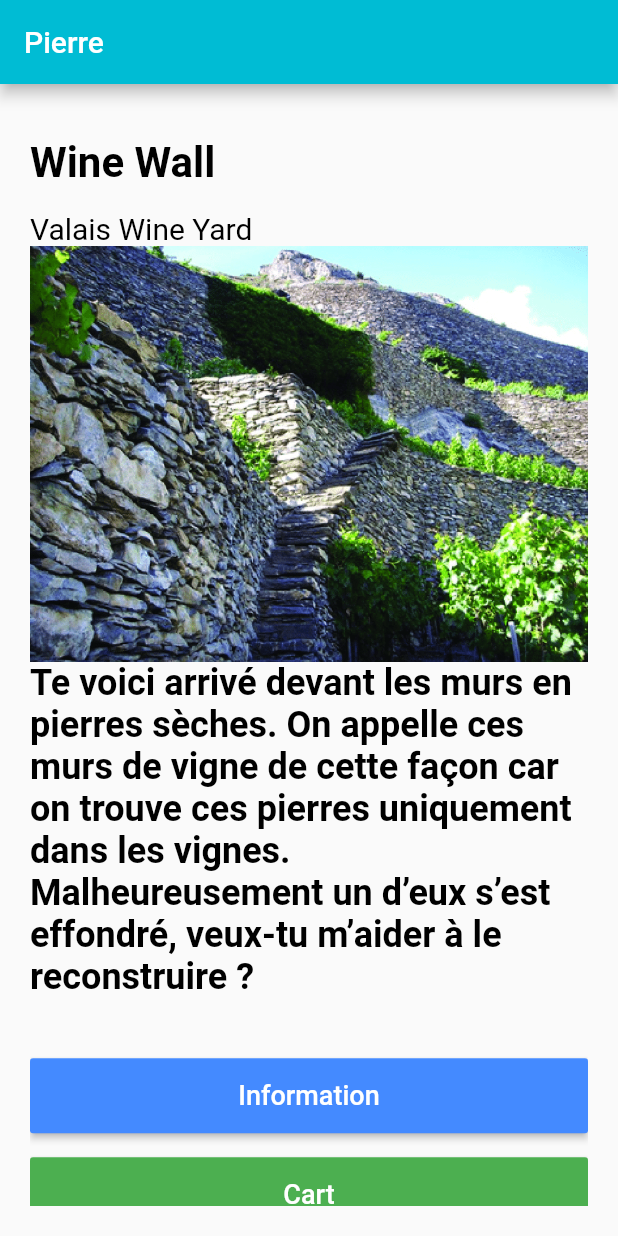
After one commit to ashan29/ProjectAgricathon, a Flutter app: the Wall screen opened by its route, on a phone screen of 412 x 824 dp. The commit adds this screen. Run offline on Flutter 3.47's test engine with Material 2 defaults, Android fonts, the phone set to English and light mode, and no system bars; our stand-ins replace cloud_firestore, video_player; missing offline and left inert: barcode_scan; accounts and stored records are empty; network calls fail.

```diff
--- a/lib/main.dart
+++ b/lib/main.dart
@@ -9,6 +9,10 @@ import './geritImages.dart';
 import './test.dart';
 
 import './player.dart';
+import './wall.dart';
+import './myapp.dart';
+
+
 
 
 void main() {
@@ -26,6 +30,8 @@ void main() {
       '/geritImages': (BuildContext context) => new Test(),
 
       '/player': (BuildContext context) => new PlayerC(),
+      '/wall': (BuildContext context) => new Wall(),
+      '/myapp': (BuildContext context) => new Intro(),
 
     },
   ));
@@ -42,7 +48,6 @@ class GoRevizState extends State<GoReviz> {
   @override
   Widget build(BuildContext context) {
     return new Scaffold(
-
       appBar: new AppBar(
         title: new Text("Oenotourisme"),
         backgroundColor: Colors.cyan,
--- /dev/null
+++ b/lib/wall.dart
@@ -0,0 +1,173 @@
+  import 'package:flutter/material.dart';
+  import 'package:cloud_firestore/cloud_firestore.dart';
+
+
+List<DocumentSnapshot> fixedLengthList =  new List();
+
+
+class Wall extends StatefulWidget{
+  @override
+  State<StatefulWidget> createState() {
+    return new WState();
+  }
+}
+class user{
+  int id;
+  String name;
+  int score;
+
+  user({this.id, this.name, this.score});
+}
+
+class WState extends State<Wall> {
+  @override
+
+  Widget _buildListItem(BuildContext context, DocumentSnapshot document) {
+    TextEditingController addController = TextEditingController();
+    TextEditingController removeController = TextEditingController();
+
+    return ListTile(
+      title: Row(
+        children: [
+          Expanded(
+            child: Text(
+              document['name'].toString() ,
+              style: Theme
+                  .of(context)
+                  .textTheme
+                  .headline,
+            ),
+          ),
+
+
+          Container(
+            decoration: const BoxDecoration(
+              color: Color(0xffddddff),
+            ),
+            padding: const EdgeInsets.all(10.0),
+            child: Text(
+              document['score'].toString(),
+              style: Theme
+                  .of(context)
+                  .textTheme
+                  .display1,
+            ),
+          ),
+        ],
+      ),
+      onTap: () {
+        //document.reference.updateData({'stocks': document['stocks'] + 1});
+      },
+    );
+  }
+
+
+  Widget build(BuildContext context) {
+
+    Firestore.instance.collection('users').document()
+        .setData({ 'title': 'title', 'author': 'author' });
+
+
+
+
+    return new Scaffold(
+      appBar: new AppBar(
+        title: new Text("Pierre"),
+        backgroundColor: Colors.cyan,
+        automaticallyImplyLeading: false,
+
+      ),
+
+
+      body:
+
+      Padding(
+        padding: const EdgeInsets.all(20),
+      child:
+
+      new SingleChildScrollView(
+
+
+        scrollDirection: Axis.vertical,
+        child: new Column(
+
+          crossAxisAlignment: CrossAxisAlignment.stretch,
+          mainAxisAlignment: MainAxisAlignment.center,
+          children: <Widget>[
+
+            new Padding(padding: EdgeInsets.all(8.0)),
+
+            new Text("Wine Wall" , style: new TextStyle(
+                fontSize: 28,
+                fontWeight: FontWeight.bold,
+                color: Colors.black
+            ),),
+            new Padding(padding: EdgeInsets.all(8.0)),
+            new Text("Valais Wine Yard ", style: new TextStyle(
+                fontSize: 20,
+                color: Colors.black
+            ), ),
+
+            Image(
+              image: AssetImage("assets/image/wall.png"),
+            ),
+
+            Center(
+              child: Text("Te voici arrivé devant les murs en pierres sèches. On appelle ces murs de vigne de cette façon car on trouve ces pierres uniquement dans les vignes. Malheureusement un d’eux s’est effondré, veux-tu m’aider à le reconstruire ? ",
+                  style: TextStyle(
+                      fontWeight: FontWeight.bold,
+                      fontSize: 24.0,
+                      color: Colors.black)),
+            ),
+            new Padding(padding: EdgeInsets.all(20.0)),
+            new MaterialButton(
+                height: 50.0,
+                color: Colors.blueAccent,
+                onPressed:(){Navigator.of(context).pushNamed('/intro');
+                  },
+                child: new Text("Information",
+                  style: new TextStyle(
+                      fontSize: 18,
+                      color: Colors.white
+                  ),)
+            ),
+
+            new Padding(padding: EdgeInsets.all(8.0)),
+            new MaterialButton(
+                height: 50.0,
+                color: Colors.green,
+                onPressed:(){Navigator.of(context).pushNamed('/intro');
+                },
+
+
+                child: new Text("Cart",
+                  style: new TextStyle(
+                      fontSize: 18,
+                      color: Colors.white
+                  ),)
+            ),
+            new Padding(padding: EdgeInsets.all(8.0)),
+
+            new Padding(padding: EdgeInsets.all(8.0)),
+            new MaterialButton(
+                height: 50.0,
+                color: Colors.redAccent,
+                onPressed:(){Navigator.of(context).pushNamed('/');
+               },
+                child: new Text("Quiz",
+                  style: new TextStyle(
+                      fontSize: 18.0,
+                      color: Colors.white
+                  ),)
+            ),
+
+          ],
+        ),
+      ),
+
+    )
+    );
+  }
+
+
+}
```
Also changed, not shown: lib/gerit.dart (+7 -3 lines), lib/myapp.dart (added, +103 -0 lines), assets/image/wall.png (added).
